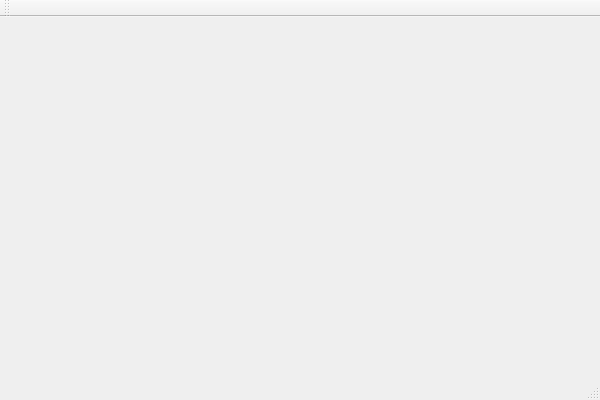
martin-kudlicka/compact-ntfs, file source/mainwindow.ui: the form before one commit.
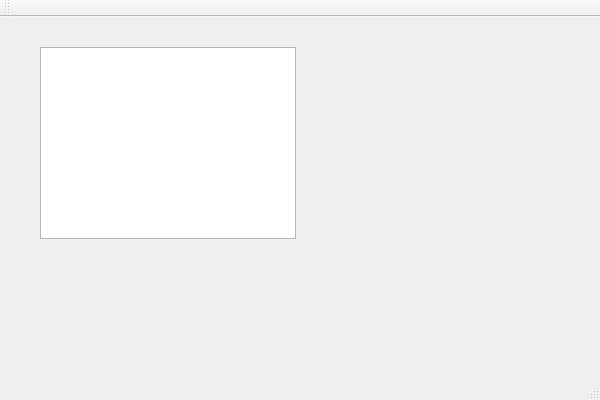
The form after the commit.

Commit message: + locations model

```diff
--- a/source/mainwindow.ui
+++ b/source/mainwindow.ui
@@ -13,7 +13,21 @@
   <property name="windowTitle">
    <string>MainWindow</string>
   </property>
-  <widget class="QWidget" name="centralWidget"/>
+  <widget class="QWidget" name="centralWidget">
+   <widget class="QTreeView" name="locations">
+    <property name="geometry">
+     <rect>
+      <x>40</x>
+      <y>30</y>
+      <width>256</width>
+      <height>192</height>
+     </rect>
+    </property>
+    <property name="itemsExpandable">
+     <bool>false</bool>
+    </property>
+   </widget>
+  </widget>
   <widget class="QMenuBar" name="menuBar">
    <property name="geometry">
     <rect>
```
The commit also changes 4 other files.
